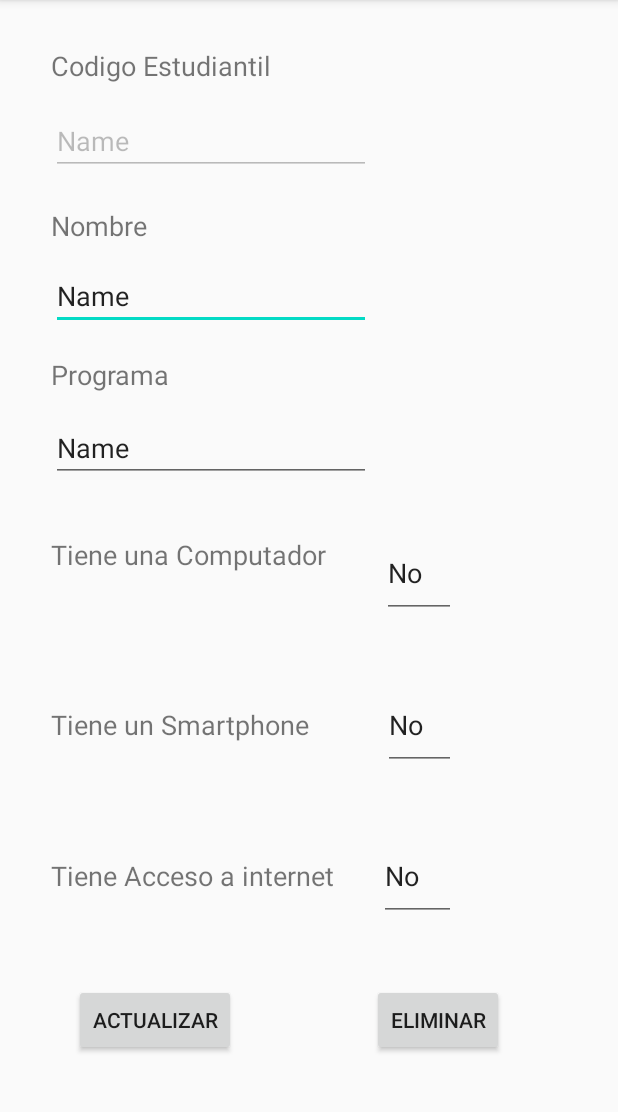
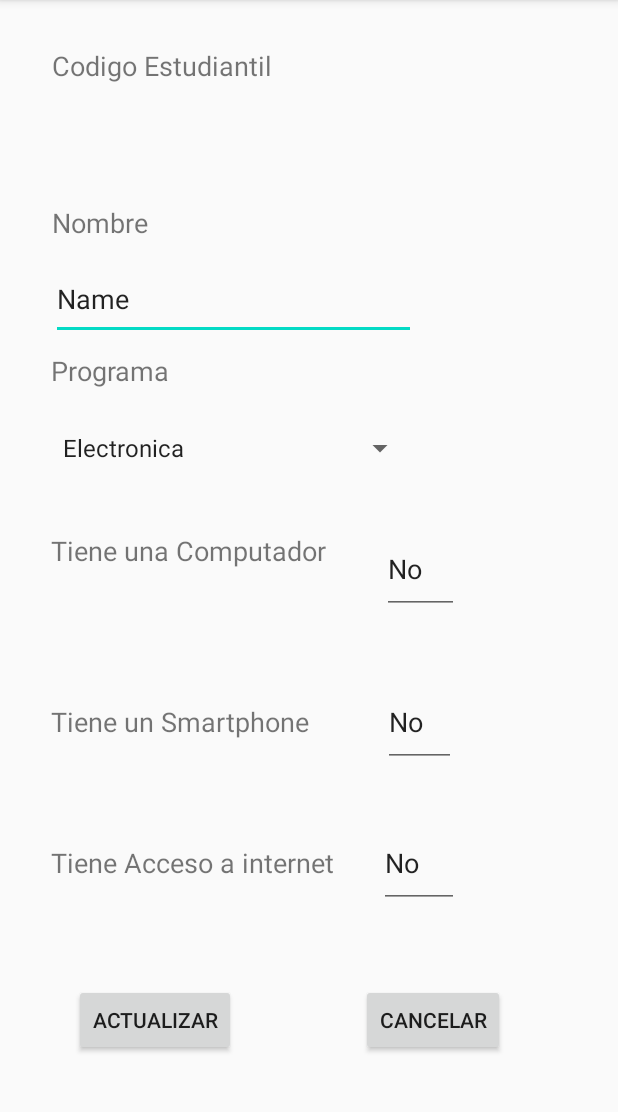
Before and after one commit to danielcerro/Encuesta_SQLITE, an Android app: the ItemActivity screen opened directly, with no data from a screen before it, on a phone screen of 412 x 824 dp, the part 84-1196 px from its top. Run offline under Robolectric (Android 15) with nearby library versions, the phone set to English and light mode, and no system bars; 6 statements that could not run were skipped.

Commit message:
Encuesta de estudiantes Aplicacion Android con SQLITE

```diff
--- a/app/src/main/java/com/example/encuestaestudiantil/ItemActivity.java
+++ b/app/src/main/java/com/example/encuestaestudiantil/ItemActivity.java
@@ -2,91 +2,104 @@ package com.example.encuestaestudiantil;
 
 import androidx.appcompat.app.AppCompatActivity;
 
-import android.content.ContentValues;
-import android.database.sqlite.SQLiteDatabase;
+import android.app.Activity;
+import android.content.Intent;
 import android.os.Bundle;
 import android.view.View;
+import android.widget.AdapterView;
+import android.widget.ArrayAdapter;
 import android.widget.Button;
 import android.widget.EditText;
+import android.widget.Spinner;
+import android.widget.TextView;
 import android.widget.Toast;
+
+import java.util.ArrayList;
 
 public class ItemActivity extends AppCompatActivity {
 
-    EditText codigo, nombre, programa, computador, smartphone, internet;
-    Button actualizar,eliminar;
-    BaseDatos conn;
+    EditText  nombre, computador, smartphone, internet;
+    Button actualizar,cancelar;
+    ControladorBD controlador;
+    Spinner programa;
+    String Sprograma,Scodigo;
+    Estudiante user;
+    TextView codigo;
+    int indice;
+
 
     @Override
     protected void onCreate(Bundle savedInstanceState) {
         super.onCreate(savedInstanceState);
         setContentView(R.layout.activity_item);
 
-        codigo = findViewById(R.id.editcod);
+        codigo = findViewById(R.id.idTextcodigo);
         nombre = findViewById(R.id.edtnom);
-        programa = findViewById(R.id.edtprogram);
+        programa = findViewById(R.id.idSpiner);
         computador = findViewById(R.id.edtpc);
         smartphone = findViewById(R.id.edtsmart);
         internet = findViewById(R.id.edtinter);
         actualizar=findViewById(R.id.btnActualizar);
-        eliminar=findViewById(R.id.btneliminar);
+        cancelar=findViewById(R.id.btncancelar);
 
-        conn=new BaseDatos(getApplicationContext(),DefDB.nameDb,null,1);
+        controlador = new ControladorBD(getApplicationContext());
 
-        Bundle objetoEnviado = getIntent().getExtras();
-        Estudiante user = null;
 
-        if (objetoEnviado != null) {
-            user = (Estudiante) objetoEnviado.getSerializable("Estudiante");
-            codigo.setText(user.getCodigo());
-            nombre.setText(user.getNombre());
-            programa.setText(user.getProgama());
-            computador.setText(user.getComputador());
-            smartphone.setText(user.getSmartphone());
-            internet.setText(user.getInternet());
-        }
-    }
-    public void onClick(View view) {
+        ArrayAdapter<CharSequence> adapter=ArrayAdapter.createFromResource(this,R.array.Progrmas,android.R.layout.simple_spinner_item);
+        adapter.setDropDownViewResource(android.R.layout.simple_spinner_dropdown_item);
+        programa.setAdapter(adapter);
 
-        switch (view.getId()){
-            case R.id.btnActualizar: actualizarUsuario();
-                break;
-            case R.id.btneliminar: eliminarUsuario();
-                break;
-        }
+        //lee el dato seleccionado en el spinner
+        programa.setOnItemSelectedListener(new AdapterView.OnItemSelectedListener() {
+            @Override
+            public void onItemSelected(AdapterView<?> parent, View view, int position, long id) {
+                Sprograma= parent.getItemAtPosition(position).toString();
+            }
+            @Override
+            public void onNothingSelected(AdapterView<?> parent) { }
+        });
+
+
+        Intent i = getIntent();
+        indice = i.getIntExtra("indice", 0);
+        ArrayList<Estudiante> lista = controlador.obtenerRegistros();
+
+        Estudiante estudiante = lista.get(indice);
+        Scodigo = estudiante.getCodigo();
+
+        nombre.setText(estudiante.getNombre());
+        computador.setText(estudiante.getComputador());
+        smartphone.setText(estudiante.getSmartphone());
+        internet.setText(estudiante.getInternet());
+
+        actualizar.setOnClickListener(new View.OnClickListener() {
+            @Override
+            public void onClick(View v) {
+                Estudiante estudiant = new Estudiante(Scodigo, nombre.getText().toString(),Sprograma, computador.getText().toString(), smartphone.getText().toString(), internet.getText().toString());
+                int retorno = controlador.actualizarRegistro(estudiant);
+                if (retorno == 1) {
+                    Toast.makeText(getApplicationContext(), "actualizacion exitosa", Toast.LENGTH_SHORT).show();
+                    setResult(Activity.RESULT_OK);
+                    finish();
+                } else {
+                    Toast.makeText(getApplicationContext(), "fallo en la actualizacion", Toast.LENGTH_SHORT).show();
+                }
+                limpiar();
+            }
+        });
+        cancelar.setOnClickListener(new View.OnClickListener() {
+            @Override
+            public void onClick(View v) {
+                setResult(Activity.RESULT_CANCELED);
+                finish();
+            }
+        });
 
     }
 
-    private void eliminarUsuario() {
-        SQLiteDatabase db=conn.getWritableDatabase();
-        String[] parametros={codigo.getText().toString()};
-
-        db.delete(DefDB.tabla_est,DefDB.col_codigo+"=?",parametros);
-        Toast.makeText(getApplicationContext(),"Ya se Eliminó el estudiante",Toast.LENGTH_LONG).show();
-        codigo.setText("");
-        limpiar();
-        db.close();
-    }
-
-
-    private void actualizarUsuario() {
-        SQLiteDatabase db=conn.getWritableDatabase();
-        String[] parametros={codigo.getText().toString()};
-        ContentValues values=new ContentValues();
-        values.put(DefDB.tabla_est,nombre.getText().toString());
-        values.put(DefDB.tabla_est,programa.getText().toString());
-        values.put(DefDB.tabla_est,computador.getText().toString());
-        values.put(DefDB.tabla_est,smartphone.getText().toString());
-        values.put(DefDB.tabla_est,internet.getText().toString());
-
-        db.update(DefDB.tabla_est,values,DefDB.col_codigo+"=?",parametros);
-        Toast.makeText(getApplicationContext(),"Ya se actualizó el estudiante",Toast.LENGTH_LONG).show();
-        db.close();
-
-    }
 
     private void limpiar() {
         nombre.setText("");
-        programa.setText("");
         computador.setText("");
         smartphone.setText("");
         internet.setText("");
--- /dev/null
+++ b/app/src/main/res/drawable/ic_search_white_24dp.xml
@@ -0,0 +1,5 @@
+<vector android:height="24dp" android:tint="#FFFFFF"
+    android:viewportHeight="24.0" android:viewportWidth="24.0"
+    android:width="24dp" xmlns:android="http://schemas.android.com/apk/res/android">
+    <path android:fillColor="#FF000000" android:pathData="M15.5,14h-0.79l-0.28,-0.27C15.41,12.59 16,11.11 16,9.5 16,5.91 13.09,3 9.5,3S3,5.91 3,9.5 5.91,16 9.5,16c1.61,0 3.09,-0.59 4.23,-1.57l0.27,0.28v0.79l5,4.99L20.49,19l-4.99,-5zM9.5,14C7.01,14 5,11.99 5,9.5S7.01,5 9.5,5 14,7.01 14,9.5 11.99,14 9.5,14z"/>
+</vector>
--- a/app/src/main/res/layout/activity_item.xml
+++ b/app/src/main/res/layout/activity_item.xml
@@ -10,67 +10,76 @@
         android:id="@+id/textView8"
         android:layout_width="wrap_content"
         android:layout_height="wrap_content"
-        android:layout_marginStart="34dp"
-        android:layout_marginLeft="34dp"
+        android:layout_marginStart="1dp"
+        android:layout_marginLeft="1dp"
         android:layout_marginTop="31dp"
         android:text="@string/Texto_codigo"
         android:textSize="18sp"
-        app:layout_constraintStart_toStartOf="parent"
+        app:layout_constraintStart_toStartOf="@+id/idTextcodigo"
         app:layout_constraintTop_toTopOf="parent" />
 
-    <EditText
-        android:id="@+id/editcod"
-        android:layout_width="wrap_content"
-        android:layout_height="wrap_content"
-        android:layout_marginTop="15dp"
-        android:ems="10"
-        android:enabled="false"
-        android:inputType="textPersonName"
-        android:text="Name"
-        android:textSize="18sp"
-        app:layout_constraintStart_toStartOf="@+id/textView8"
-        app:layout_constraintTop_toBottomOf="@+id/textView8" />
+    <TextView
+        android:id="@+id/idTextcodigo"
+        android:layout_width="0dp"
+        android:layout_height="52dp"
+        android:layout_marginStart="33dp"
+        android:layout_marginLeft="33dp"
+        android:layout_marginTop="42dp"
+        android:layout_marginEnd="32dp"
+        android:layout_marginRight="32dp"
+        android:layout_marginBottom="35dp"
+        android:textSize="24sp"
+        app:layout_constraintBottom_toBottomOf="@+id/textView9"
+        app:layout_constraintEnd_toEndOf="@+id/edtpc"
+        app:layout_constraintStart_toStartOf="parent"
+        app:layout_constraintTop_toTopOf="@+id/textView8" />
 
     <TextView
         android:id="@+id/textView9"
         android:layout_width="wrap_content"
         android:layout_height="wrap_content"
-        android:layout_marginTop="21dp"
+        android:layout_marginStart="1dp"
+        android:layout_marginLeft="1dp"
+        android:layout_marginTop="136dp"
         android:text="@string/Texto_nombre"
         android:textSize="18sp"
-        app:layout_constraintStart_toStartOf="@+id/editcod"
-        app:layout_constraintTop_toBottomOf="@+id/editcod" />
+        app:layout_constraintStart_toStartOf="@+id/idTextcodigo"
+        app:layout_constraintTop_toTopOf="parent" />
 
     <EditText
         android:id="@+id/edtnom"
-        android:layout_width="wrap_content"
-        android:layout_height="wrap_content"
-        android:layout_marginTop="12dp"
+        android:layout_width="0dp"
+        android:layout_height="54dp"
+        android:layout_marginTop="36dp"
+        android:layout_marginBottom="32dp"
         android:ems="10"
         android:inputType="textPersonName"
         android:text="Name"
-        app:layout_constraintStart_toStartOf="@+id/textView9"
-        app:layout_constraintTop_toBottomOf="@+id/textView9" />
+        app:layout_constraintBottom_toBottomOf="@+id/textView10"
+        app:layout_constraintEnd_toEndOf="@+id/idSpiner"
+        app:layout_constraintStart_toStartOf="@+id/textView10"
+        app:layout_constraintTop_toTopOf="@+id/textView9" />
 
     <TextView
         android:id="@+id/textView10"
         android:layout_width="wrap_content"
         android:layout_height="wrap_content"
-        android:layout_marginTop="17dp"
+        android:layout_marginStart="34dp"
+        android:layout_marginLeft="34dp"
+        android:layout_marginTop="74dp"
         android:text="@string/Texto_programa"
         android:textSize="18sp"
-        app:layout_constraintStart_toStartOf="@+id/edtnom"
-        app:layout_constraintTop_toBottomOf="@+id/edtnom" />
+        app:layout_constraintStart_toStartOf="parent"
+        app:layout_constraintTop_toBottomOf="@+id/textView9" />
 
-    <EditText
-        android:id="@+id/edtprogram"
-        android:layout_width="wrap_content"
+    <Spinner
+        android:id="@+id/idSpiner"
+        android:layout_width="243dp"
         android:layout_height="wrap_content"
-        android:layout_marginTop="14dp"
-        android:ems="10"
-        android:inputType="textPersonName"
-        android:text="Name"
-        app:layout_constraintStart_toStartOf="@+id/textView10"
+        android:layout_marginStart="34dp"
+        android:layout_marginLeft="34dp"
+        android:layout_marginTop="27dp"
+        app:layout_constraintStart_toStartOf="parent"
         app:layout_constraintTop_toBottomOf="@+id/textView10" />
 
     <TextView
@@ -79,21 +88,21 @@
         android:layout_height="wrap_content"
         android:layout_marginStart="34dp"
         android:layout_marginLeft="34dp"
-        android:layout_marginTop="36dp"
+        android:layout_marginTop="44dp"
         android:layout_marginEnd="37dp"
         android:layout_marginRight="37dp"
         android:text="@string/Texto_compu"
         android:textSize="18sp"
         app:layout_constraintEnd_toStartOf="@+id/edtpc"
         app:layout_constraintStart_toStartOf="parent"
-        app:layout_constraintTop_toBottomOf="@+id/edtprogram" />
+        app:layout_constraintTop_toBottomOf="@+id/idSpiner" />
 
     <EditText
         android:id="@+id/edtpc"
         android:layout_width="0dp"
         android:layout_height="59dp"
-        android:layout_marginEnd="108dp"
-        android:layout_marginRight="108dp"
+        android:layout_marginEnd="106dp"
+        android:layout_marginRight="106dp"
         android:ems="10"
         android:inputType="textPersonName"
         android:text="@string/Texto_no"
@@ -120,17 +129,17 @@
         android:id="@+id/edtsmart"
         android:layout_width="0dp"
         android:layout_height="59dp"
-        android:layout_marginTop="86dp"
+        android:layout_marginTop="175dp"
         android:layout_marginEnd="108dp"
         android:layout_marginRight="108dp"
-        android:layout_marginBottom="86dp"
+        android:layout_marginBottom="175dp"
         android:ems="10"
         android:inputType="textPersonName"
         android:text="@string/Texto_no"
-        app:layout_constraintBottom_toBottomOf="@+id/edtinter"
+        app:layout_constraintBottom_toBottomOf="@+id/btncancelar"
         app:layout_constraintEnd_toEndOf="parent"
         app:layout_constraintStart_toEndOf="@+id/textView12"
-        app:layout_constraintTop_toTopOf="@+id/edtpc" />
+        app:layout_constraintTop_toBottomOf="@+id/textView10" />
 
     <TextView
         android:id="@+id/textView13"
@@ -150,15 +159,17 @@
         android:id="@+id/edtinter"
         android:layout_width="0dp"
         android:layout_height="59dp"
-        android:layout_marginEnd="108dp"
-        android:layout_marginRight="108dp"
+        android:layout_marginTop="44dp"
+        android:layout_marginEnd="106dp"
+        android:layout_marginRight="106dp"
         android:layout_marginBottom="42dp"
         android:ems="10"
         android:inputType="textPersonName"
         android:text="@string/Texto_no"
-        app:layout_constraintBottom_toTopOf="@+id/btneliminar"
+        app:layout_constraintBottom_toTopOf="@+id/btncancelar"
         app:layout_constraintEnd_toEndOf="parent"
-        app:layout_constraintStart_toEndOf="@+id/textView13" />
+        app:layout_constraintStart_toEndOf="@+id/textView13"
+        app:layout_constraintTop_toBottomOf="@+id/textView12" />
 
     <Button
         android:id="@+id/btnActualizar"
@@ -175,11 +186,11 @@
         app:layout_constraintStart_toStartOf="parent" />
 
     <Button
-        android:id="@+id/btneliminar"
+        android:id="@+id/btncancelar"
         android:layout_width="wrap_content"
         android:layout_height="wrap_content"
-        android:layout_marginEnd="76dp"
-        android:layout_marginRight="76dp"
+        android:layout_marginEnd="75dp"
+        android:layout_marginRight="75dp"
         android:layout_marginBottom="64dp"
         android:text="@string/texto_eliminar"
         app:layout_constraintBottom_toBottomOf="parent"
--- a/app/src/main/res/values/strings.xml
+++ b/app/src/main/res/values/strings.xml
@@ -21,7 +21,9 @@
     <string name="item_internet">Acceso a internet: </string>
     <string name="item_nombre">Nombre:</string>
     <string name="texto_actualizar">Actualizar</string>
-    <string name="texto_eliminar">Eliminar</string>
+    <string name="texto_eliminar">Cancelar</string>
+    <string name="modificar_registro">Modificar</string>
+    <string name="borrar_registro">Eliminar</string>
 
     <string-array name="Progrmas">
         <item>Electronica</item>
```
Also changed, not shown: app/src/main/java/com/example/encuestaestudiantil/ControladorBD.java (added, +105 -0 lines), app/src/main/java/com/example/encuestaestudiantil/ListActivity.java (+135 -65 lines), app/src/main/java/com/example/encuestaestudiantil/ListaEstudiantesAdapter.java (+35 -23 lines), app/src/main/java/com/example/encuestaestudiantil/MainActivity.java (+19 -44 lines), app/src/main/res/layout/activity_list.xml (+10 -10 lines), app/src/main/res/layout/item_list.xml (+1 -9 lines), app/src/main/res/menu/menu_lista.xml (+6 -1 lines), app/src/main/res/menu/menu_searchin.xml (added, +12 -0 lines).
